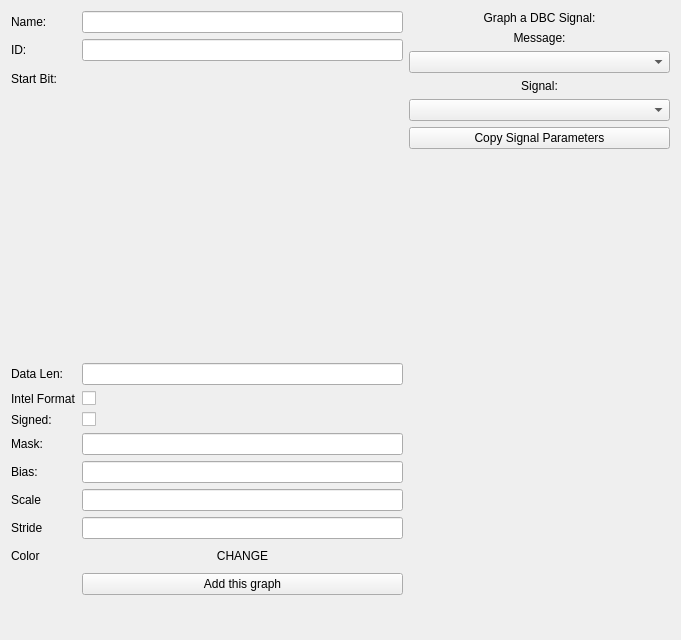
This is ui/newgraphdialog.ui in collin80/SavvyCAN as Qt 5 draws it before an edit. The edited form follows.
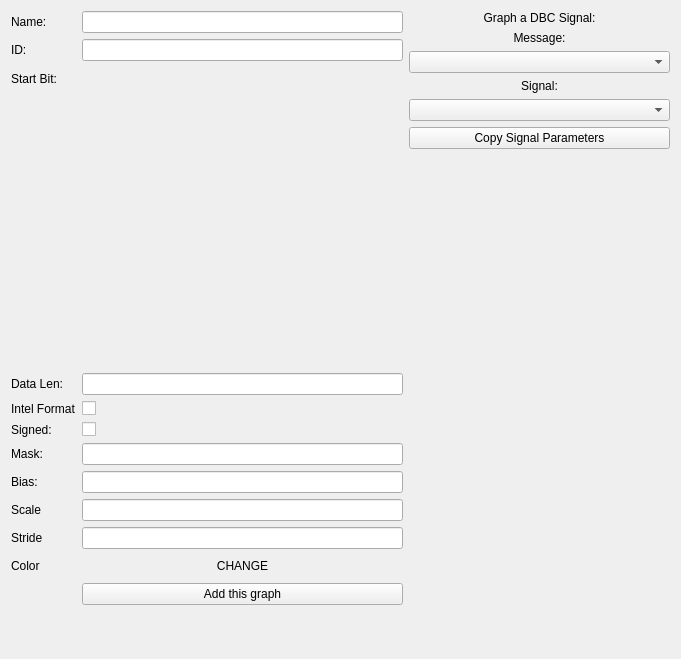
This is the edited form. Custom widgets are drawn as their Qt base class.

What changed in the file:
```diff
--- a/ui/newgraphdialog.ui
+++ b/ui/newgraphdialog.ui
@@ -7,7 +7,7 @@
     <x>0</x>
     <y>0</y>
     <width>681</width>
-    <height>640</height>
+    <height>659</height>
    </rect>
   </property>
   <property name="windowTitle">
@@ -133,8 +133,8 @@
         <widget class="CANDataGrid" name="gridData" native="true">
          <property name="minimumSize">
           <size>
-           <width>0</width>
-           <height>290</height>
+           <width>300</width>
+           <height>300</height>
           </size>
          </property>
          <property name="baseSize">
```
Left out of the diff: 4 changed lines with no effect on the pictures.
